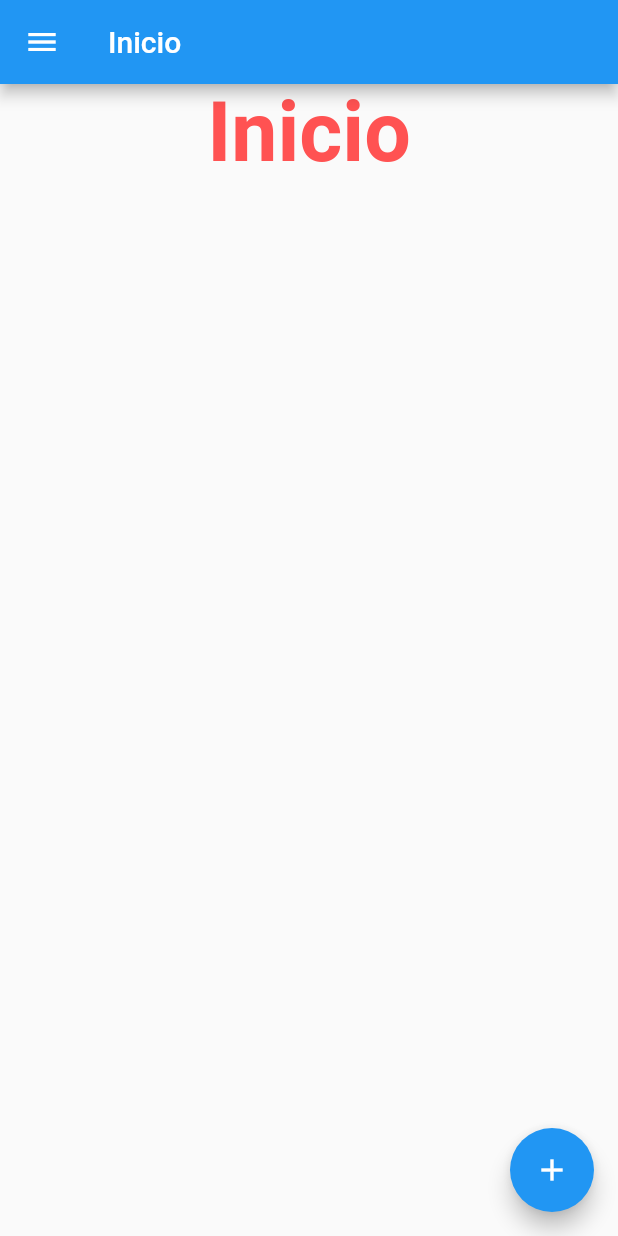
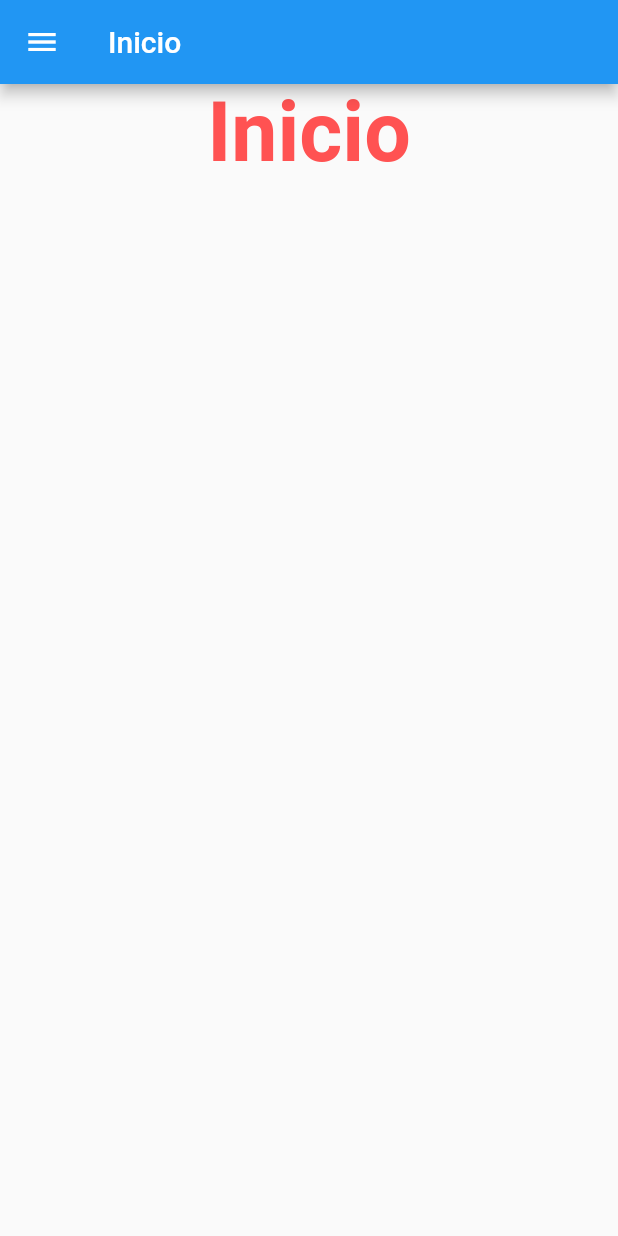
Before and after one commit to Cmalaguita/ProyectoIntegradoFlutter, a Flutter app: the MyHomePage screen opened directly, on a phone screen of 412 x 824 dp. Run offline on Flutter 3.47's test engine with Material 2 defaults, Android fonts, the phone set to English and light mode, and no system bars; our stand-ins replace google_fonts; Roboto replaces fonts that are missing (Leelawadee).

Commit message:
limpieza de codigo
eliminado un boton de pruebas en el landing page

```diff
--- a/ejerciciocomponentes/lib/src/pages/home_page.dart
+++ b/ejerciciocomponentes/lib/src/pages/home_page.dart
@@ -35,10 +35,6 @@ Text('Inicio',style: TextStyle(color: Colors.redAccent,fontFamily: 'Leelawadee',
 
       ) ,
      drawer: navigationDrawer(),
-      floatingActionButton: const FloatingActionButton(
-        onPressed: null,
-        child: Icon(Icons.add),
-      ),
     );
   }
 
```
